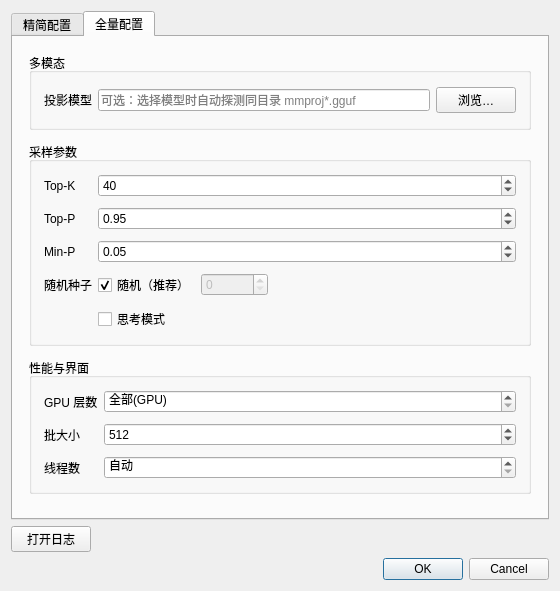
Qt form ui/configdialog.ui (clarkhjc/qllama) before a commit.
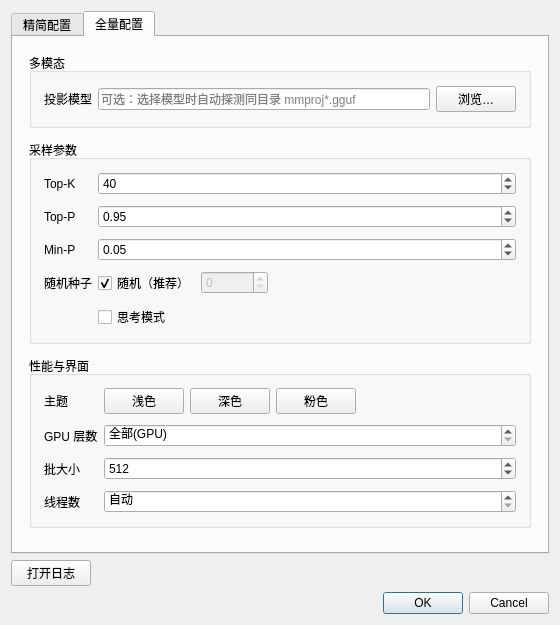
The same form after that commit.

Commit message:
feat(theme): 新增浅色/深色/粉色三套主题
- Theme 调色板 + assets/themes/*.qss，控件外观全部集中到 QSS
- 配置页增加主题切换按钮，点击实时预览，确定后持久化到 QSettings
- 聊天 HTML、Markdown、头像、图标、系统监控颜色随主题切换
- 切换主题后按新配色重建聊天记录；QLLAMA_THEME 可强制启动主题

The edit to the form file:
```diff
--- a/ui/configdialog.ui
+++ b/ui/configdialog.ui
@@ -462,13 +462,99 @@
            <number>12</number>
           </property>
           <item row="0" column="0">
+           <widget class="QLabel" name="themeLabel">
+            <property name="text">
+             <string>主题</string>
+            </property>
+           </widget>
+          </item>
+          <item row="0" column="1">
+           <widget class="QWidget" name="themeRow" native="true">
+            <layout class="QHBoxLayout" name="themeRowLayout">
+             <property name="leftMargin">
+              <number>0</number>
+             </property>
+             <property name="topMargin">
+              <number>0</number>
+             </property>
+             <property name="rightMargin">
+              <number>0</number>
+             </property>
+             <property name="bottomMargin">
+              <number>0</number>
+             </property>
+             <item>
+              <widget class="QPushButton" name="themeLightBtn">
+               <property name="toolTip">
+                <string>浅色主题：浅色渐变底 + 白玻璃卡片</string>
+               </property>
+               <property name="text">
+                <string>浅色</string>
+               </property>
+               <property name="checkable">
+                <bool>true</bool>
+               </property>
+               <property name="autoExclusive">
+                <bool>true</bool>
+               </property>
+              </widget>
+             </item>
+             <item>
+              <widget class="QPushButton" name="themeDarkBtn">
+               <property name="toolTip">
+                <string>深色主题：深色渐变底 + 半透明亮色卡片</string>
+               </property>
+               <property name="text">
+                <string>深色</string>
+               </property>
+               <property name="checkable">
+                <bool>true</bool>
+               </property>
+               <property name="autoExclusive">
+                <bool>true</bool>
+               </property>
+              </widget>
+             </item>
+             <item>
+              <widget class="QPushButton" name="themePinkBtn">
+               <property name="toolTip">
+                <string>粉色主题：粉色渐变底 + 玫粉主色</string>
+               </property>
+               <property name="text">
+                <string>粉色</string>
+               </property>
+               <property name="checkable">
+                <bool>true</bool>
+               </property>
+               <property name="autoExclusive">
+                <bool>true</bool>
+               </property>
+              </widget>
+             </item>
+             <item>
+              <spacer name="themeSpacer">
+               <property name="orientation">
+                <enum>Qt::Orientation::Horizontal</enum>
+               </property>
+               <property name="sizeHint" stdset="0">
+                <size>
+                 <width>40</width>
+                 <height>20</height>
+                </size>
+               </property>
+              </spacer>
+             </item>
+            </layout>
+           </widget>
+          </item>
+          <item row="1" column="0">
            <widget class="QLabel" name="gpuLayersLabel">
             <property name="text">
              <string>GPU 层数</string>
             </property>
            </widget>
           </item>
-          <item row="0" column="1">
+          <item row="1" column="1">
            <widget class="QSpinBox" name="gpuLayersSpin">
             <property name="sizePolicy">
              <sizepolicy hsizetype="MinimumExpanding" vsizetype="Fixed">
@@ -493,14 +579,14 @@
             </property>
            </widget>
           </item>
-          <item row="1" column="0">
+          <item row="2" column="0">
            <widget class="QLabel" name="batchLabel">
             <property name="text">
              <string>批大小</string>
             </property>
            </widget>
           </item>
-          <item row="1" column="1">
+          <item row="2" column="1">
            <widget class="QSpinBox" name="batchSpin">
             <property name="sizePolicy">
              <sizepolicy hsizetype="MinimumExpanding" vsizetype="Fixed">
@@ -525,14 +611,14 @@
             </property>
            </widget>
           </item>
-          <item row="2" column="0">
+          <item row="3" column="0">
            <widget class="QLabel" name="threadsLabel">
             <property name="text">
              <string>线程数</string>
             </property>
            </widget>
           </item>
-          <item row="2" column="1">
+          <item row="3" column="1">
            <widget class="QSpinBox" name="threadsSpin">
             <property name="sizePolicy">
              <sizepolicy hsizetype="MinimumExpanding" vsizetype="Fixed">
```
Left out of the diff: 3 changed lines with no effect on the pictures. The commit also changes 15 other files.
